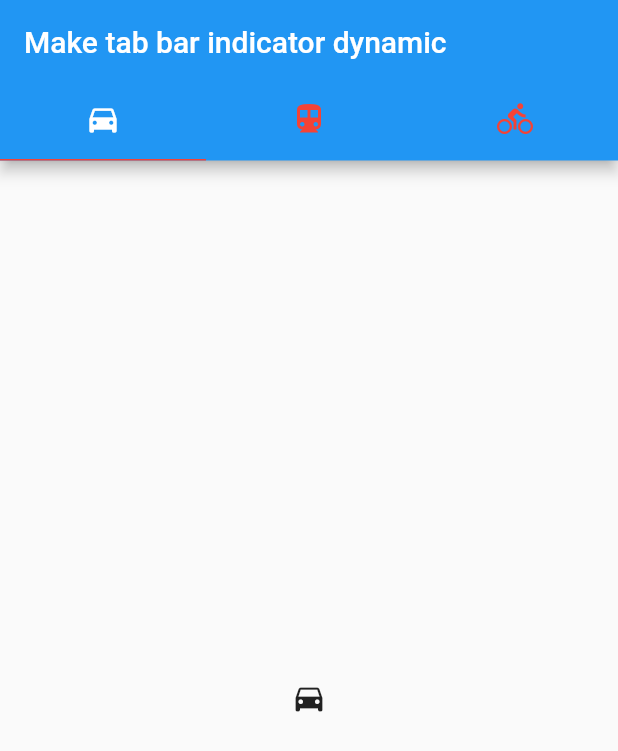
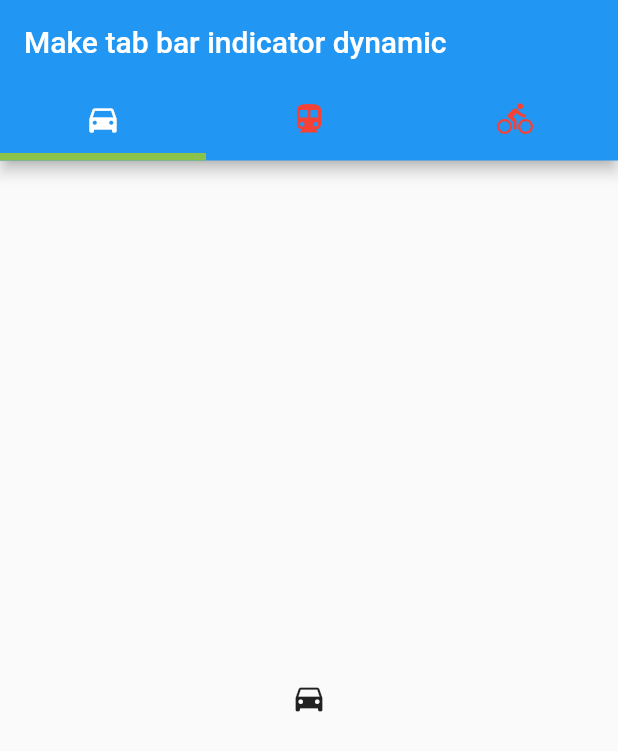
Before and after one commit to abhashdc/LearningFlutter, a Flutter app: the screen it shows after launch, on a phone screen of 412 x 824 dp. Shown: the top 751 px of the screen. Run offline on Flutter 3.47's test engine with Material 2 defaults, Android fonts, the phone set to English and light mode, and no system bars.

Commit message:
Not completed yet

```diff
--- a/lib/main.dart
+++ b/lib/main.dart
@@ -37,12 +37,12 @@ class _MainScreenState extends State<MainScreen> {
             },
             indicatorColor: listOfColors[indexOfTab],
             unselectedLabelColor: Colors.red,
-            indicator: UnderlineTabIndicator(
-              borderSide: BorderSide(
-                color: Colors.red,
-              ),
-            ),
-            automaticIndicatorColorAdjustment: false,
+            // indicator: UnderlineTabIndicator(
+            //   borderSide: BorderSide(
+            //     color: Colors.red,
+            //   ),
+            // ),
+            automaticIndicatorColorAdjustment: true,
             indicatorWeight: 5,
             tabs: [
               Tab(
```
